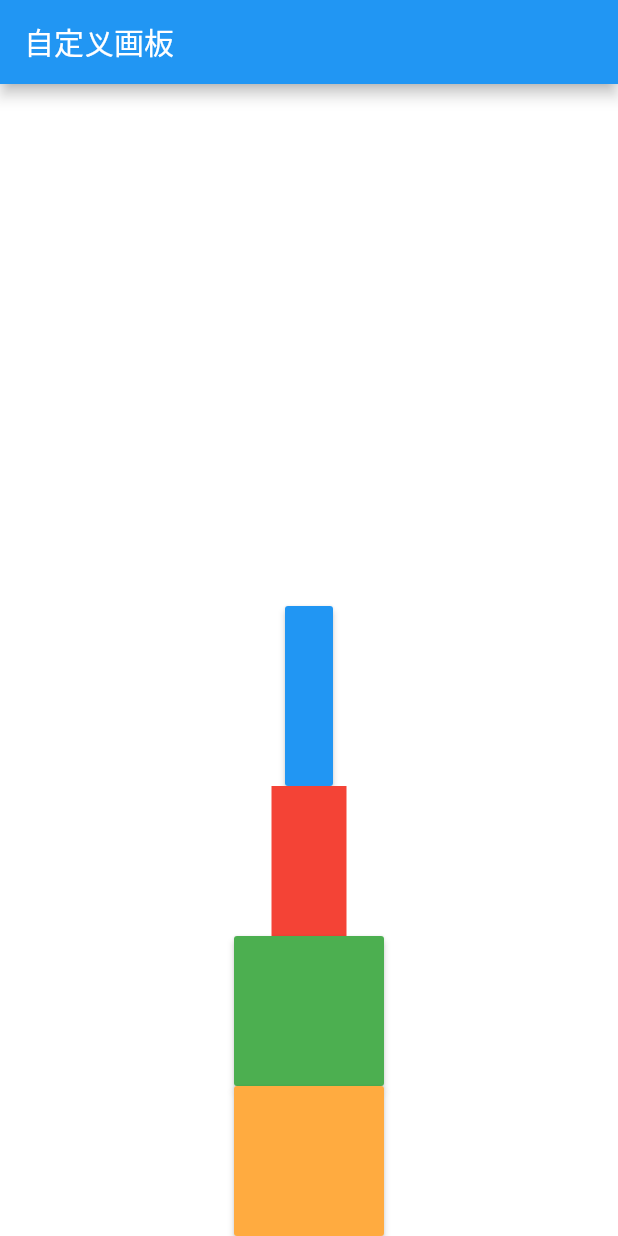
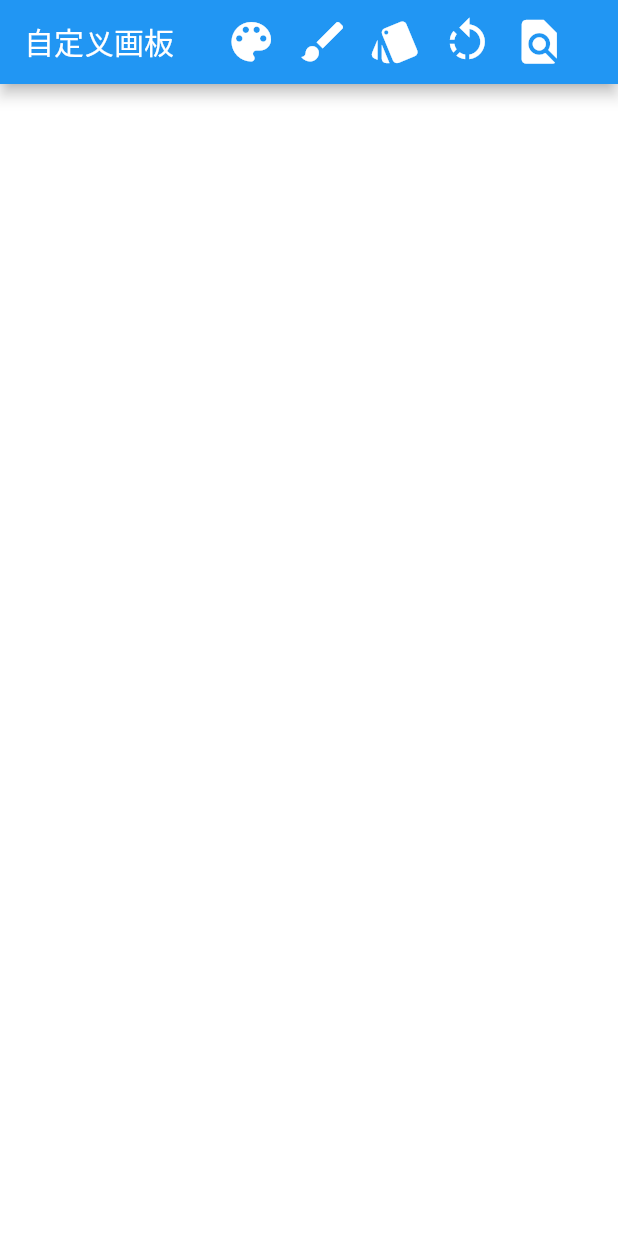
Before and after one commit to Brian417-cup/DrawBoard, a Flutter app: the screen it shows after launch, on a phone screen of 412 x 824 dp. Run offline on Flutter 3.47's test engine with Material 2 defaults, Android fonts, the phone set to English and light mode, and no system bars; our stand-ins replace flutter_colorpicker.

Commit message:
画板第二次提交，完善了界面和多页面图层的逻辑处理

```diff
--- a/lib/main.dart
+++ b/lib/main.dart
@@ -24,6 +24,7 @@ class MyApp extends StatelessWidget {
         primarySwatch: Colors.blue,
       ),
       home: CustomDrawBoardArea(),
+      debugShowCheckedModeBanner: false,
     );
   }
 }
--- a/lib/view/custom_draw_board.dart
+++ b/lib/view/custom_draw_board.dart
@@ -30,27 +30,24 @@ class _KeyCustomDrawBoardWidgetState extends State<KeyCustomDrawBoardWidget> {
   }
 
   Widget _drawBoardFunc() {
-    return GestureDetector(onPanDown: (details) {
+    return Consumer<DrawBoardProvider>(builder: (context, cur, child) {
+      return GestureDetector(
+          onPanDown: (details) {
 //      这里因为用了Provider所以不用setstate了
 //      setState(() {
             isFinished = false;
 
-      final drawBoardProvider =
-          Provider.of<DrawBoardProvider>(context, listen: false);
-
             _currentPath = Path();
             _currentPen = Paint()
               ..style = PaintingStyle.stroke
-        ..color = drawBoardProvider.isEraser
-            ? drawBoardProvider.eraserColor
-            : drawBoardProvider.nextPenColor
-        ..strokeWidth = drawBoardProvider.nextPenStrideWidth;
+              ..color = cur.isEraser ? cur.eraserColor : cur.nextPenColor
+              ..strokeWidth = cur.nextPenStrokeWidth;
 //      _currentPathInfo = PathInfo(_currentPath!, _currentPen!);
 //
 ////        最后汇总的线路数据集全部上交到Provider中
 //      drawBoardProvider.pathInfoList.add(_currentPathInfo!);
 
-      drawBoardProvider.addToCurrentLayer(_currentPath!, _currentPen!);
+            cur.addToCurrentLayer(_currentPath!, _currentPen!);
 
             final dx = details.localPosition.dx;
             final dy = details.localPosition.dy;
@@ -58,24 +55,26 @@ class _KeyCustomDrawBoardWidgetState extends State<KeyCustomDrawBoardWidget> {
               ?..moveTo(dx, dy)
               ..lineTo(dx + 1, dy + 1);
 //      });
-    }, onPanUpdate: (details) {
+          },
+          onPanUpdate: (details) {
             final dx = details.localPosition.dx;
             final dy = details.localPosition.dy;
 
             setState(() {
               _currentPath?.lineTo(dx, dy);
             });
-    }, onPanEnd: (details) {
+          },
+          onPanEnd: (details) {
             isFinished = true;
             _currentPath = null;
 //      _currentPathInfo = null;
 //        print('当前这条线绘制完成!!');
-    }, child: Consumer<DrawBoardProvider>(builder: (context, cur, child) {
-      return CustomPaint(
+          },
+          child: CustomPaint(
             painter: MyCustomPainter(cur.pathInfoList,
-            lastFrame: (oldFrame) {}, targetLayer: cur.curLayer),
-      );
-    }));
+                lastFrame: (oldFrame) {}, targetLayer: cur.curLayerIndex),
+          ));
+    });
   }
 }
 
--- a/lib/view/custom_draw_board_area.dart
+++ b/lib/view/custom_draw_board_area.dart
@@ -1,10 +1,12 @@
 import 'package:flutter/cupertino.dart';
 import 'package:flutter/material.dart';
 import 'package:flutterdrawboard/provider/draw_board_provider.dart';
-import 'package:flutterdrawboard/view/custom_draw_board.dart';
+import 'package:flutterdrawboard/view/custom_layer_area.dart';
 import 'package:flutterdrawboard/view/custom_slider.dart';
 import 'package:flutterdrawboard/view/pen_color_picker.dart';
 import 'package:provider/provider.dart';
+
+import 'custom_draw_board.dart';
 
 class CustomDrawBoardArea extends StatefulWidget {
   CustomDrawBoardArea({Key? key}) : super(key: key);
@@ -24,72 +26,73 @@ class _CustomDrawBoardAreaState extends State<CustomDrawBoardArea> {
           '自定义画板',
           style: TextStyle(fontSize: 20),
         ),
-        ),
-        body: Container(
-            color: Colors.white,
-            child: Column(children: [
-              Expanded(child: KeyCustomDrawBoardWidget()),
-//                画笔颜色调整
-              MaterialButton(
-                  minWidth: 20,
-                  height: 120,
-                  color: Colors.blue,
+        actions: [
+//            画笔颜色调整
+          IconButton(
+              tooltip: '画笔颜色',
               onPressed: () {
                 penColorPickerDialogShow(context);
-                  }),
-
-//            画笔线条粗细调整
-              Container(
-                width: 50,
-                height: 100,
-                color: Colors.red,
-                child: InkWell(onTap: () {
-                  showCupertinoDialog(
-                      context: context,
-                      builder: (context) {
-                        return Column(
-                          mainAxisAlignment: MainAxisAlignment.end,
-                          children: [
+              },
+              icon: Icon(
+                Icons.color_lens,
+                size: 35,
+              )),
+//            画笔粗细调整
+          IconButton(
+              tooltip: '画笔粗细',
+              onPressed: () {
+                penStrokeWidthDialogShow(context);
+              },
+              icon: Icon(
+                Icons.brush,
+                size: 35,
+              )),
+//            橡皮擦功能
           Consumer<DrawBoardProvider>(
             builder: (context, cur, child) {
-                              return CustomSlider(
-                                title: '线条粗细',
-                                getSliderValue: (sliderValue) {
-                                  print(sliderValue);
-                                  cur.nextPenStrideWidth = sliderValue;
-                                },
-                                curColor: cur.nextPenColor,
-                              );
-                            }),
-                          ],
-                        );
-                      });
-                }),
-              ),
-//              橡皮擦功能调整
-              Consumer<DrawBoardProvider>(builder: (context, cur, child) {
-                return MaterialButton(
+              return IconButton(
+                  tooltip: '橡皮擦',
                   onPressed: () {
                     cur.eraserConverse();
                   },
-                  minWidth: 100,
-                  height: 100,
-                  color: Colors.green,
-                );
-              }),
-
-//              撤退功能
-              Consumer<DrawBoardProvider>(builder: (context, cur, child) {
-                return MaterialButton(
+                  icon: Icon(
+                    Icons.style,
+                    color:
+                        cur.isEraser ? Colors.deepOrangeAccent : Colors.white,
+                    size: 35,
+                  ));
+            },
+          ),
+//          返回上一步功能
+          Consumer<DrawBoardProvider>(
+            builder: (context, cur, child) {
+              return IconButton(
+                  tooltip: '返回上一步',
                   onPressed: () {
                     cur.popLastPathData();
                   },
-                  minWidth: 100,
-                  height: 100,
-                  color: Colors.orangeAccent,
+                  icon: Icon(
+                    Icons.rotate_left,
+                    size: 35,
+                  ));
+            },
+          ),
+//            多页图层编辑功能
+          IconButton(
+              onPressed: () {
+                layerEditorDialogShow(context);
+              },
+              icon: Icon(
+                Icons.find_in_page,
+                size: 35,
+              )),
+          SizedBox(
+            width: 30,
+          )
+        ],
+      ),
+      body: Container(color: Colors.white, child: KeyCustomDrawBoardWidget()),
     );
-              }),
-            ])));
   }
 
   penColorPickerDialogShow(context) {
@@ -108,4 +111,39 @@ class _CustomDrawBoardAreaState extends State<CustomDrawBoardArea> {
           });
         });
   }
+
+  penStrokeWidthDialogShow(context) {
+    showCupertinoDialog(
+        context: context,
+        builder: (context) {
+          return Column(
+            mainAxisAlignment: MainAxisAlignment.end,
+            children: [
+              Consumer<DrawBoardProvider>(builder: (context, cur, child) {
+                return CustomSlider(
+                  title: '线条粗细',
+                  getSliderValue: (sliderValue) {
+                    print(sliderValue);
+                    cur.nextPenStrokeWidth = sliderValue;
+                  },
+                  curColor: cur.nextPenColor,
+                  initData: cur.nextPenStrokeWidth,
+                );
+              }),
+            ],
+          );
+        });
   }
+
+  layerEditorDialogShow(BuildContext context) {
+    showCupertinoDialog(
+        context: context,
+        builder: (context) {
+          return Consumer<DrawBoardProvider>(
+            builder: (context, cur, child) {
+              return CustomLayerArea();
+            },
+          );
+        });
+  }
+}
```
Also changed, not shown: lib/provider/draw_board_provider.dart (+111 -11 lines), lib/view/custom_layer_area.dart (added, +160 -0 lines), lib/view/custom_layer_list.dart (added, +72 -0 lines), lib/view/custom_layer_swap_dialog.dart (added, +84 -0 lines), lib/view/custom_slider.dart (+59 -20 lines), lib/view/pen_color_picker.dart (+10 -3 lines). Lines whose indentation alone changed are shown as unchanged.
